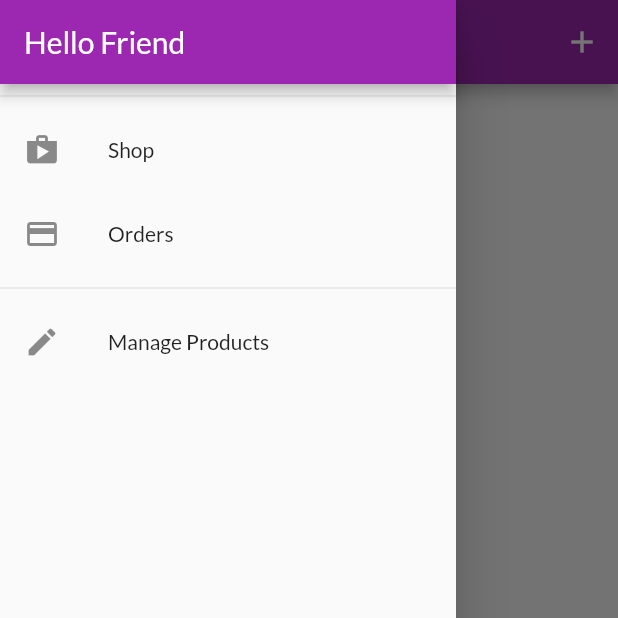
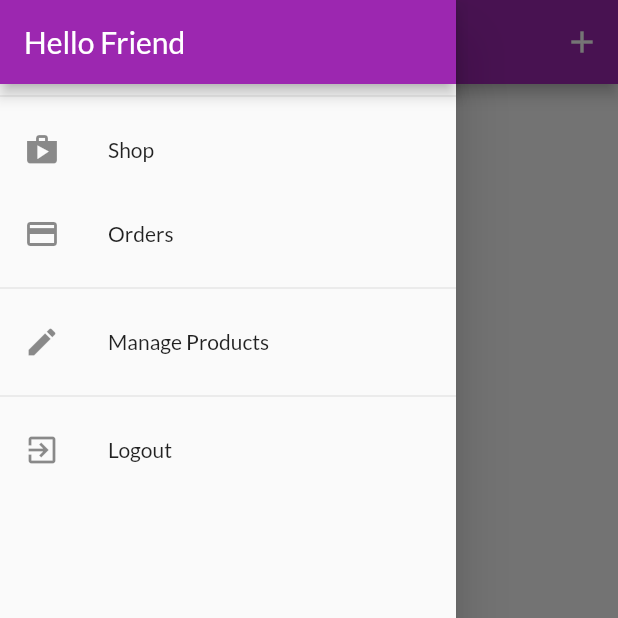
Before and after one commit to rkas123/Shop-App, a Flutter app: the UserProductsScreen screen opened by its route, with the side drawer open, on a phone screen of 412 x 824 dp, the top half of it. Run offline on Flutter 3.47's test engine with Material 2 defaults, Android fonts, the phone set to English and light mode, and no system bars; network calls fail.

Commit message:
Add logout feature. Improve data fetching from firebase.

```diff
--- a/lib/providers/orders.dart
+++ b/lib/providers/orders.dart
@@ -24,9 +24,14 @@ class Orders with ChangeNotifier {
     return [..._orders];
   }
 
+  final String? authToken;
+  final String userId;
+
+  Orders(this.authToken, this._orders, this.userId);
+
   Future<void> addOrder(List<CartItem> cartProducts, double total) async {
     final url = Uri.parse(
-        'https://flutter-shops-app-8f216-default-rtdb.firebaseio.com/orders.json');
+        'https://flutter-shops-app-8f216-default-rtdb.firebaseio.com/orders/$userId.json?auth=$authToken');
     final timestamp = DateTime.now();
     try {
       final res = await http.post(url,
@@ -58,11 +63,12 @@ class Orders with ChangeNotifier {
 
   Future<void> fetchAndSetOrders() async {
     final url = Uri.parse(
-        'https://flutter-shops-app-8f216-default-rtdb.firebaseio.com/orders.json');
+        'https://flutter-shops-app-8f216-default-rtdb.firebaseio.com/orders/$userId.json?auth=$authToken');
     try {
       final response = await http.get(url);
       final extractedData = json.decode(response.body) as Map<String, dynamic>;
       final List<OrderItem> loadedOrders = [];
+
       extractedData.forEach((key, value) {
         loadedOrders.add(OrderItem(
           id: key,
--- a/lib/screens/auth_screen.dart
+++ b/lib/screens/auth_screen.dart
@@ -1,6 +1,6 @@
 import 'dart:math';
 
-import 'package:course_unit_7/models/http_exception.dart';
+import '../models/http_exception.dart';
 import 'package:flutter/material.dart';
 import 'package:provider/provider.dart';
 
--- a/lib/screens/products_overview_screen.dart
+++ b/lib/screens/products_overview_screen.dart
@@ -43,7 +43,7 @@ class _ProductsScreenState extends State<ProductsScreen> {
         _isLoading = true;
       });
       Provider.of<Products>(context, listen: false)
-          .fetchAndSetProducts()
+          .fetchAndSetProducts(filterByUser: false)
           .catchError((error) {
         showDialog(
           context: context,
--- a/lib/screens/user_products_screen.dart
+++ b/lib/screens/user_products_screen.dart
@@ -8,12 +8,32 @@ import '../widgets/app_drawer.dart';
 
 import './edit_product_screen.dart';
 
-class UserProductsScreen extends StatelessWidget {
+class UserProductsScreen extends StatefulWidget {
   static const routeName = '/user-products-screen';
   const UserProductsScreen({Key? key}) : super(key: key);
 
+  @override
+  State<UserProductsScreen> createState() => _UserProductsScreenState();
+}
+
+class _UserProductsScreenState extends State<UserProductsScreen> {
+  bool _initialRenderDone = false;
+  bool _showloader = false;
   Future<void> _refreshProducts(BuildContext context) async {
-    return Provider.of<Products>(context, listen: false).fetchAndSetProducts();
+    return Provider.of<Products>(context, listen: false)
+        .fetchAndSetProducts(filterByUser: true);
+  }
+
+  @override
+  void didChangeDependencies() {
+    if (!_initialRenderDone) {
+      setState(() => _showloader = true);
+      _refreshProducts(context).then((_) {
+        _initialRenderDone = true;
+        setState(() => _showloader = false);
+      });
+    }
+    super.didChangeDependencies();
   }
 
   @override
@@ -32,7 +52,11 @@ class UserProductsScreen extends StatelessWidget {
         ],
       ),
       drawer: const AppDrawer(),
-      body: RefreshIndicator(
+      body: (_showloader == true)
+          ? const Center(
+              child: CircularProgressIndicator(),
+            )
+          : RefreshIndicator(
               onRefresh: () => _refreshProducts(context),
               child: Padding(
                 padding: const EdgeInsets.all(8),
--- a/lib/widgets/app_drawer.dart
+++ b/lib/widgets/app_drawer.dart
@@ -1,4 +1,7 @@
 import 'package:flutter/material.dart';
+import 'package:provider/provider.dart';
+
+import '../providers/auth.dart';
 
 import '../screens/orders_screen.dart';
 import '../screens/user_products_screen.dart';
@@ -37,6 +40,13 @@ class AppDrawer extends StatelessWidget {
                 Navigator.of(context)
                     .pushReplacementNamed(UserProductsScreen.routeName);
               }),
+          const Divider(),
+          ListTile(
+              leading: const Icon(Icons.exit_to_app),
+              title: const Text('Logout'),
+              onTap: () {
+                Provider.of<Auth>(context, listen: false).logout();
+              }),
         ],
       ),
     );
--- a/lib/widgets/product_item.dart
+++ b/lib/widgets/product_item.dart
@@ -5,6 +5,7 @@ import '../screens/product_details_screen.dart';
 
 import '../providers/product.dart';
 import '../providers/cart.dart';
+import '../providers/auth.dart';
 
 class ProductItem extends StatelessWidget {
   const ProductItem({Key? key}) : super(key: key);
@@ -14,6 +15,7 @@ class ProductItem extends StatelessWidget {
     final scaffoldMessenger = Scaffold.of(context);
     final loadedProduct = Provider.of<Product>(context, listen: false);
     final cart = Provider.of<Cart>(context, listen: false);
+    final auth = Provider.of<Auth>(context, listen: false);
     return ClipRRect(
       borderRadius: BorderRadius.circular(10),
       child: GridTile(
@@ -28,7 +30,8 @@ class ProductItem extends StatelessWidget {
               ),
               onPressed: () async {
                 try {
-                  await loadedProduct.toggleFavoriteStatus();
+                  await loadedProduct.toggleFavoriteStatus(
+                      auth.token as String, auth.userId);
                   scaffoldMessenger.hideCurrentSnackBar();
                   scaffoldMessenger.showSnackBar(const SnackBar(
                     content: Text('Favorite Status Changed'),
```
Also changed, not shown: lib/main.dart (+19 -5 lines), lib/providers/auth.dart (+56 -4 lines), lib/providers/product.dart (+6 -6 lines), lib/providers/products.dart (+30 -10 lines). Lines whose indentation alone changed are shown as unchanged.
